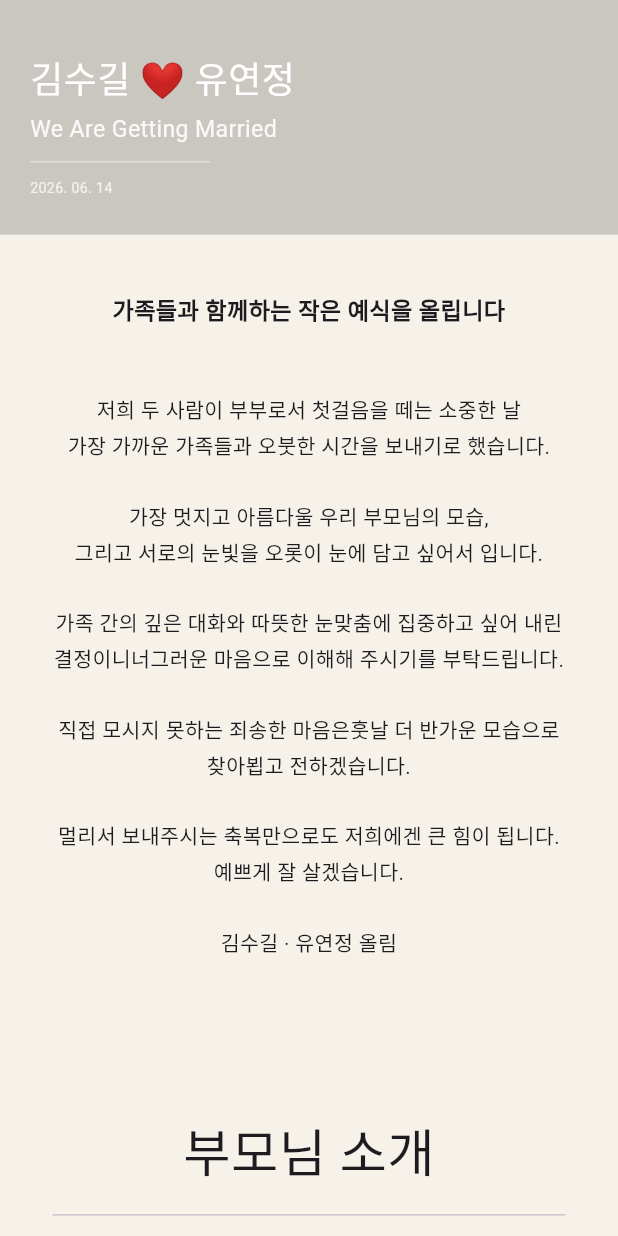
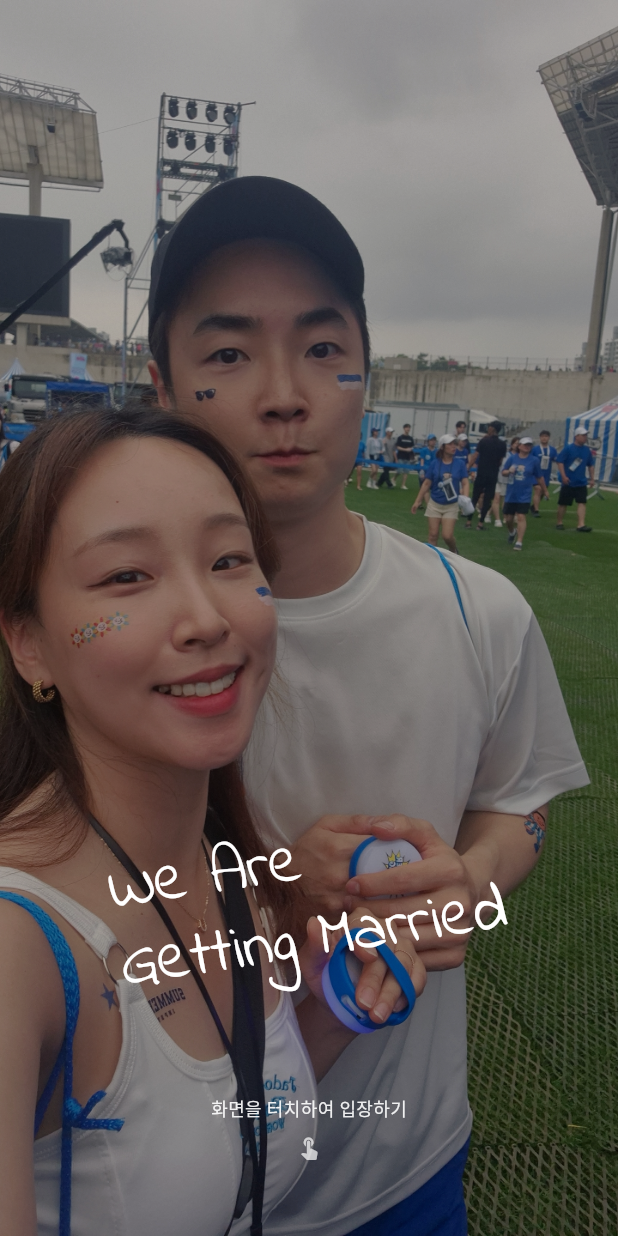
Before and after one commit to soogil/wedding_invitation_flutter, a Flutter app: the screen it shows after launch, scrolled down 576 dp, on a phone screen of 412 x 824 dp. Run offline on Flutter 3.47's test engine with Material 3 defaults, Android fonts, the phone set to English and light mode, and no system bars; our stand-ins replace dio, flutter_riverpod, flutter_screenutil, freezed_annotation, go_router, just_audio and 3 more; generated files the repository leaves out were written again; Roboto replaces fonts that are missing (Bareun).

Commit message:
bgm 기능 추가

```diff
--- /dev/null
+++ b/lib/core/util/bgm_player.dart
@@ -0,0 +1,50 @@
+import 'package:flutter/material.dart';
+import 'package:just_audio/just_audio.dart';
+
+
+class AudioManager {
+  static final AudioManager _instance = AudioManager._internal();
+
+  factory AudioManager() {
+    return _instance;
+  }
+
+  AudioManager._internal();
+
+  final AudioPlayer _player = AudioPlayer();
+
+  final ValueNotifier<bool> isPlayingNotifier = ValueNotifier<bool>(false);
+
+  bool _isInitialized = false;
+
+  Future<void> init() async {
+    if (_isInitialized) return;
+
+    try {
+      await _player.setAsset('assets/flac/couple.flac');
+      await _player.setLoopMode(LoopMode.all);
+      await _player.setVolume(0.3);
+
+      _player.playerStateStream.listen((state) {
+        isPlayingNotifier.value = state.playing;
+      });
+
+      _isInitialized = true;
+    } catch (e) {
+      debugPrint('fail audio init $e');
+    }
+  }
+
+  Future<void> toggleMusic() async {
+    if (_player.playing) {
+      await _player.pause();
+    } else {
+      await _player.play();
+    }
+  }
+
+  void dispose() async {
+    await _player.stop();
+    await _player.dispose();
+  }
+}
--- a/lib/feature/home/presentation/main/main_intro_view.dart
+++ b/lib/feature/home/presentation/main/main_intro_view.dart
@@ -2,7 +2,7 @@ import 'dart:ui';
 
 import 'package:flutter/material.dart';
 import 'package:flutter_screenutil/flutter_screenutil.dart';
-
+import 'package:wedding/core/util/bgm_player.dart';
 
 class MainIntroView extends StatefulWidget {
   const MainIntroView({super.key, required this.children});
@@ -10,40 +10,64 @@ class MainIntroView extends StatefulWidget {
   final List<Widget> children;
 
   @override
-  State<MainIntroView> createState() =>
-      _MainIntroViewState();
+  State<MainIntroView> createState() => _MainIntroViewState();
 }
 
 class _MainIntroViewState extends State<MainIntroView>
     with SingleTickerProviderStateMixin {
+  final AudioManager _audioManager = AudioManager();
   late final AnimationController _c;
   late final Animation<double> _introOpacity;
   late final Animation<double> _mainOpacity;
   late final Animation<double> _introScale;
-  late final Animation<double> _introBlur;
+  late final Animation<double> _introBlur;       // 블러 애니메이션
+  late final Animation<double> _textIntroOpacity; // 텍스트 등장 애니메이션 (새로 추가)
 
   bool _showIntro = true;
+  bool _isEntering = false;
+
   final ImageProvider heroImage1 = const AssetImage('assets/hero1.jpg');
   final ImageProvider heroImage2 = const AssetImage('assets/hero2.jpg');
 
   @override
   void initState() {
     super.initState();
+
     _c = AnimationController(
       vsync: this,
-      duration: const Duration(milliseconds: 5500),
+      duration: const Duration(milliseconds: 3000), // 블러 효과를 즐기기 위해 시간을 조금 늘림 (2.5초 -> 3초)
     );
 
-    _introOpacity = Tween<double>(begin: 1, end: 0).animate(CurvedAnimation(parent: _c, curve: const Interval(0.45, 1.0, curve: Curves.easeOut)));
-    _mainOpacity = Tween<double>(begin: 0, end: 1).animate(CurvedAnimation(parent: _c, curve: const Interval(0.10, 0.65, curve: Curves.easeOut)));
-    _introScale = Tween<double>(begin: 1.05, end: 1.0).animate(CurvedAnimation(parent: _c, curve: const Interval(0.0, 0.7, curve: Curves.easeOutCubic)));
-    _introBlur = Tween<double>(begin: 6.0, end: 0.0).animate(CurvedAnimation(parent: _c, curve: const Interval(0.0, 0.55, curve: Curves.easeOut)));
+    // 1. 인트로 전체 투명도 (입장 시작되면 사라짐)
+    _introOpacity = Tween<double>(begin: 1, end: 0).animate(CurvedAnimation(
+        parent: _c, curve: const Interval(0.0, 0.8, curve: Curves.easeOut)));
+
+    // 2. 메인 화면 투명도
+    _mainOpacity = Tween<double>(begin: 0, end: 1).animate(CurvedAnimation(
+        parent: _c, curve: const Interval(0.4, 1.0, curve: Curves.easeOut)));
+
+    // 3. 배경 이미지 확대 효과
+    _introScale = Tween<double>(begin: 1.05, end: 1.0).animate(CurvedAnimation(
+        parent: _c, curve: const Interval(0.0, 1.0, curve: Curves.easeOut)));
+
+    // ✅ 4. 블러 효과 (처음엔 10.0으로 흐리게 -> 0.0으로 선명하게)
+    // 0.0 ~ 0.6 구간 동안 진행됩니다. (약 1.8초 동안 선명해짐)
+    _introBlur = Tween<double>(begin: 10.0, end: 0.0).animate(CurvedAnimation(
+        parent: _c, curve: const Interval(0.0, 0.6, curve: Curves.easeOut)));
+
+    // ✅ 5. 텍스트 등장 (블러가 거의 끝날 때쯤 나타남)
+    // 0.6 ~ 1.0 구간 동안 나타납니다.
+    _textIntroOpacity = Tween<double>(begin: 0.0, end: 1.0).animate(CurvedAnimation(
+        parent: _c, curve: const Interval(0.6, 1.0, curve: Curves.easeIn)));
 
     WidgetsBinding.instance.addPostFrameCallback((_) async {
-      try { await precacheImage(heroImage1, context); } catch (e) { debugPrint("$e"); }
-      if (mounted) {
-        _c.forward().whenComplete(() => setState(() => _showIntro = false));
+      try {
+        await precacheImage(heroImage1, context);
+      } catch (e) {
+        debugPrint("$e");
       }
+      // 인트로 애니메이션 자동 시작
+      if (mounted) _c.forward();
     });
   }
 
@@ -53,22 +77,35 @@ class _MainIntroViewState extends State<MainIntroView>
     super.dispose();
   }
 
+  void _enter() {
+    if (_c.value < 0.6) return;
+
+    if (_isEntering) return;
+
+    setState(() {
+      _isEntering = true;
+    });
+
+    _audioManager.toggleMusic();
+
+    Future.delayed(const Duration(milliseconds: 600), () {
+      if (mounted) {
+        setState(() {
+          _showIntro = false;
+        });
+      }
+    });
+  }
+
   @override
   Widget build(BuildContext context) {
-    // 배경색: 웹이면 회색(여백), 앱이면 베이지
     return Scaffold(
       backgroundColor: Colors.grey[200],
       body: Stack(
         children: [
-          // ✅ 1. 메인 스크롤뷰 (화면 전체를 차지함 -> 스크롤바가 우측 끝에 붙음)
-          AnimatedBuilder(
-            animation: _c,
-            builder: (context, _) {
-              return Opacity(
-                opacity: _mainOpacity.value,
-                child: CustomScrollView(
+          // ✅ 1. 메인 스크롤뷰 (뒤에 숨어있음)
+          CustomScrollView(
             slivers: [
-                    // 히어로 이미지
               SliverToBoxAdapter(
                 child: _ResponsiveWrapper(
                   child: AspectRatio(
@@ -77,8 +114,7 @@ class _MainIntroViewState extends State<MainIntroView>
                       fit: StackFit.expand,
                       children: [
                         Image(image: heroImage1, fit: BoxFit.contain),
-                              Container(
-                                  color: Colors.black.withValues(alpha: 0.18)),
+                        Container(color: Colors.black.withValues(alpha: 0.18)),
                         Positioned(
                           left: 20, right: 20, bottom: 24,
                           child: _MainHeroText(),
@@ -88,45 +124,42 @@ class _MainIntroViewState extends State<MainIntroView>
                   ),
                 ),
               ),
-
-                    // 텍스트 내용
               SliverToBoxAdapter(
                 child: _ResponsiveWrapper(
                   child: Padding(
                     padding: EdgeInsets.all(20),
                     child: Column(
                         crossAxisAlignment: CrossAxisAlignment.start,
-                            children: widget.children
-                          ),
+                        children: widget.children),
                   ),
                 ),
               ),
             ],
           ),
-              );
-            },
-          ),
 
-          // ✅ 2. 인트로 오버레이
           if (_showIntro)
             Positioned.fill(
-              child: IgnorePointer(
-                ignoring: true,
+              child: GestureDetector(
+                onTap: _enter,
+                child: AnimatedOpacity(
+                  duration: const Duration(milliseconds: 500),
+                  opacity: _isEntering ? 0.0 : 1.0,
                   child: AnimatedBuilder(
                     animation: _c,
                     builder: (context, _) {
-                    return Opacity(
-                      opacity: _introOpacity.value,
-                      child: _ResponsiveWrapper(
-                        isOverlay: true, // 오버레이용 설정
-                        child: Transform.scale(
-                          scale: _introScale.value,
+                      return _ResponsiveWrapper(
+                        isOverlay: true,
                         child: Stack(
                           fit: StackFit.expand,
                           children: [
-                              Image(image: heroImage2, fit: BoxFit.cover),
-                              Container(color: Colors.black.withValues(alpha: 0.25)),
-                              if (_introBlur.value > 0.1)
+                            Transform.scale(
+                              scale: _introScale.value,
+                              child: Image(image: heroImage2, fit: BoxFit.cover),
+                            ),
+
+                            Container(color: Colors.black.withValues(alpha: 0.3)),
+
+                            if (_introBlur.value > 0.01)
                               BackdropFilter(
                                 filter: ImageFilter.blur(
                                   sigmaX: _introBlur.value,
@@ -134,15 +167,45 @@ class _MainIntroViewState extends State<MainIntroView>
                                 ),
                                 child: Container(color: Colors.transparent),
                               ),
-                              Center(
-                                child: _IntroTitle(),
+                            Positioned(
+                                left: 0,
+                                right: 0,
+                                bottom: 150.h,
+                                child: _IntroTitle()
                             ),
+                            Positioned(
+                              bottom: 50.h,
+                              left: 0,
+                              right: 0,
+                              child: Center(
+                                child: Opacity(
+                                  opacity: _textIntroOpacity.value, // 블러가 끝나갈 때쯤 0 -> 1
+                                  child: Column(
+                                    children: [
+                                      Text(
+                                        '화면을 터치하여 입장하기',
+                                        style: TextStyle(
+                                          color: Colors.white.withValues(alpha: 0.9),
+                                          fontSize: 14.sp,
+                                          fontWeight: FontWeight.w300,
+                                        ),
+                                      ),
+                                      SizedBox(height: 8.h),
+                                      Icon(
+                                        Icons.touch_app,
+                                        color: Colors.white.withValues(alpha: 0.7),
+                                        size: 20.sp,
+                                      )
                                     ],
                                   ),
                                 ),
                               ),
+                            )
+                          ],
+                        ),
                       );
                     },
+                  ),
                 ),
               ),
             ),
@@ -152,7 +215,6 @@ class _MainIntroViewState extends State<MainIntroView>
   }
 }
 
-/// ✅ 핵심: 화면 중앙에 480px 너비로 컨텐츠를 가둬주는 래퍼 위젯
 class _ResponsiveWrapper extends StatelessWidget {
   final Widget child;
   final bool isOverlay;
@@ -166,7 +228,7 @@ class _ResponsiveWrapper extends StatelessWidget {
   Widget build(BuildContext context) {
     return Center(
       child: Container(
-        constraints: BoxConstraints(maxWidth: 480),
+        constraints: const BoxConstraints(maxWidth: 480),
         color: isOverlay ? null : const Color(0xFFF6F2EA),
         width: double.infinity,
         child: child,
@@ -176,7 +238,6 @@ class _ResponsiveWrapper extends StatelessWidget {
 }
 
 class _IntroTitle extends StatelessWidget {
-
   @override
   Widget build(BuildContext context) {
     return DefaultTextStyle(
@@ -184,13 +245,17 @@ class _IntroTitle extends StatelessWidget {
       child: Column(
         mainAxisSize: MainAxisSize.min,
         children: [
-          SizedBox(height: 450),
           Transform.rotate(
             angle: -0.15,
-              child: Text("We Are\nGetting Married", style: TextStyle(
+            child: Text(
+              "We Are\nGetting Married",
+              textAlign: TextAlign.left,
+              style: TextStyle(
                 fontFamily: 'IndieFlower',
                 fontSize: 50.sp,
-            ),),
+                height: 1.2,
+              ),
+            ),
           ),
           SizedBox(height: 16.h),
         ],
@@ -207,15 +272,21 @@ class _MainHeroText extends StatelessWidget {
     return Column(
       crossAxisAlignment: CrossAxisAlignment.start,
       children: [
-        Text("김수길 ❤️ 유연정", style: TextStyle(fontSize: 28.sp, height: 1.1, color: Colors.white)),
+        Text("김수길 ❤️ 유연정",
+            style: TextStyle(
+                fontSize: 28.sp, height: 1.1, color: Colors.white)),
         SizedBox(height: 8.h),
-        Text("We Are Getting Married", style: TextStyle(fontSize: 18.sp, color: Colors.white.withValues(alpha: 0.9))),
+        Text("We Are Getting Married",
+            style: TextStyle(
+                fontSize: 18.sp, color: Colors.white.withValues(alpha: 0.9))),
         SizedBox(height: 10.h),
-        Container(height: 1,
+        Container(
+            height: 1,
             width: 140.w,
             color: Colors.white.withValues(alpha: 0.45)),
         SizedBox(height: 10.h),
-        Text("2026. 06. 14", style: TextStyle(
+        Text("2026. 06. 14",
+            style: TextStyle(
                 fontSize: 11.sp,
                 color: Colors.white.withValues(alpha: 0.75))),
       ],
--- a/lib/feature/home/presentation/main/wedding_announcement_page.dart
+++ b/lib/feature/home/presentation/main/wedding_announcement_page.dart
@@ -6,7 +6,6 @@ import 'package:wedding/feature/home/presentation/main/guest_book_view.dart';
 import 'package:wedding/feature/home/presentation/main/intro_ourselves_view.dart';
 import 'package:wedding/feature/home/presentation/main/main_intro_view.dart';
 import 'package:wedding/feature/home/presentation/main/time_line_view.dart';
-
 
 
 class WeddingAnnouncementPage extends StatelessWidget {
--- a/lib/main.dart
+++ b/lib/main.dart
@@ -2,9 +2,14 @@ import 'package:flutter_screenutil/flutter_screenutil.dart';
 import 'package:wedding/core/router/app_router.dart';
 import 'package:flutter/material.dart';
 import 'package:flutter_riverpod/flutter_riverpod.dart';
+import 'package:wedding/core/util/bgm_player.dart';
 
 
-void main() {
+void main() async {
+  WidgetsFlutterBinding.ensureInitialized();
+
+  await AudioManager().init();
+
   runApp(ProviderScope(child: const MyApp()));
 }
 
--- a/pubspec.yaml
+++ b/pubspec.yaml
@@ -21,6 +21,7 @@ dependencies:
   timeline_tile: ^2.0.0
   flutter_staggered_grid_view: ^0.7.0
   flutter_screenutil: ^5.9.0
+  just_audio: ^0.9.36
 
 dev_dependencies:
   flutter_test:
@@ -47,6 +48,7 @@ flutter:
     - assets/parent_you.png
     - assets/kim.jpg
     - assets/you.jpg
+    - assets/flac/couple.flac
   fonts:
     - family: NotoSans
       fonts:
```
Also changed, not shown: pubspec.lock, 3 other files. Lines whose indentation alone changed are shown as unchanged.
